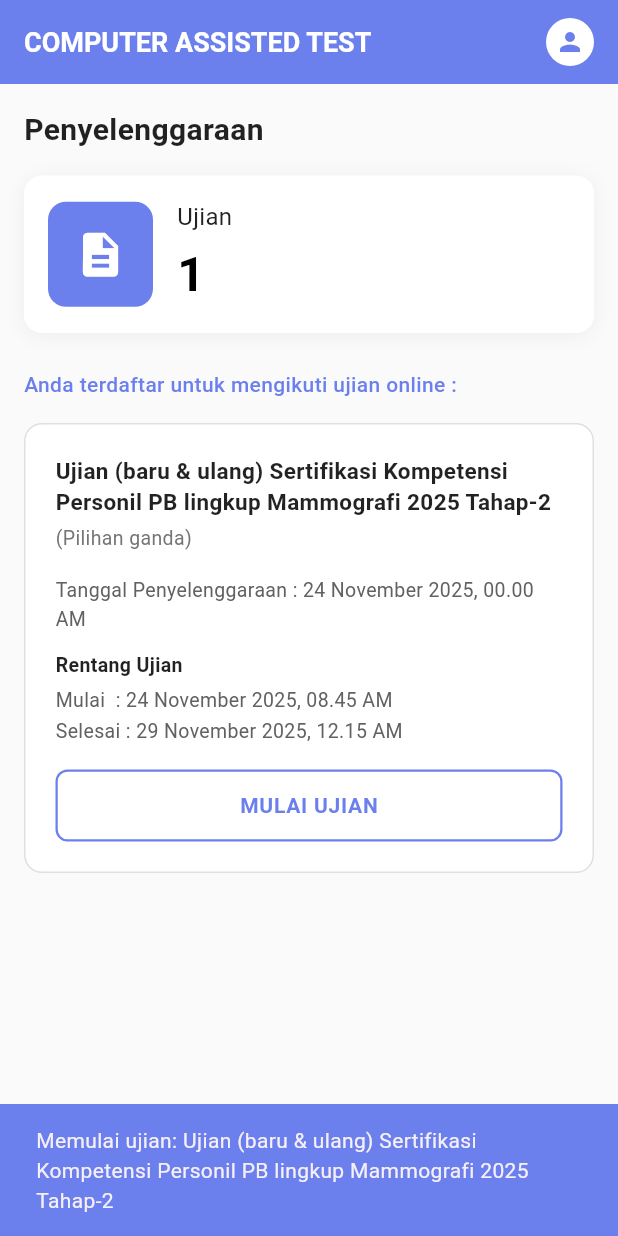
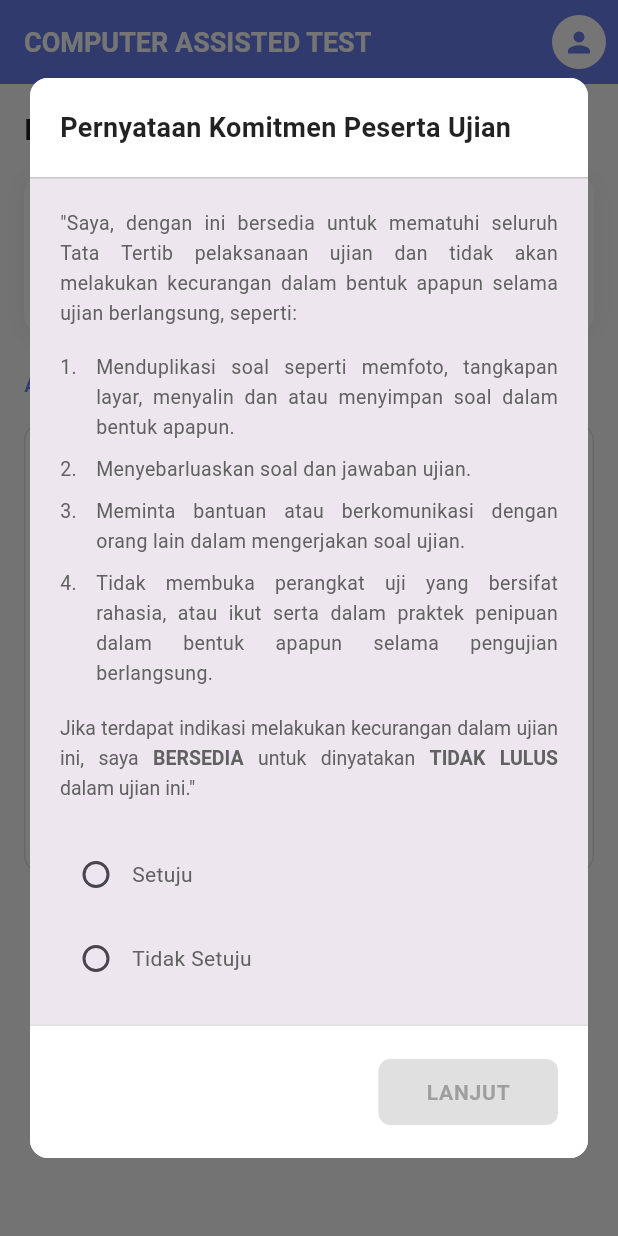
Before and after one commit to vy09/cat_project, a Flutter app: the DashboardScreen screen opened directly, after a tap on "MULAI UJIAN", on a phone screen of 412 x 824 dp. Run offline on Flutter 3.47's test engine with Material 3 defaults, Android fonts, the phone set to English and light mode, and no system bars.

Commit message:
feat: Add profile menu and exam commitment dialog to dashboard

```diff
--- /dev/null
+++ b/lib/Page/Dashboard/Widget/profile_menu_widget.dart
@@ -0,0 +1,76 @@
+import 'package:flutter/material.dart';
+
+class ProfileMenuWidget extends StatelessWidget {
+  final String userName;
+  final VoidCallback onLogout;
+
+  const ProfileMenuWidget({
+    super.key,
+    required this.userName,
+    required this.onLogout,
+  });
+
+  @override
+  Widget build(BuildContext context) {
+    return PopupMenuButton<String>(
+      offset: const Offset(0, 50),
+      shape: RoundedRectangleBorder(borderRadius: BorderRadius.circular(12)),
+      child: const CircleAvatar(
+        backgroundColor: Colors.white,
+        radius: 18,
+        child: Icon(Icons.person, color: Color(0xFF6B7FED), size: 22),
+      ),
+      itemBuilder: (BuildContext context) => [
+        // User Name Header
+        PopupMenuItem<String>(
+          enabled: false,
+          child: Container(
+            padding: const EdgeInsets.symmetric(vertical: 4),
+            child: Row(
+              children: [
+                const CircleAvatar(
+                  backgroundColor: Color(0xFF6B7FED),
+                  radius: 16,
+                  child: Icon(Icons.person, color: Colors.white, size: 18),
+                ),
+                const SizedBox(width: 12),
+                Text(
+                  userName,
+                  style: const TextStyle(
+                    fontSize: 14,
+                    fontWeight: FontWeight.w600,
+                    color: Colors.black87,
+                  ),
+                ),
+              ],
+            ),
+          ),
+        ),
+        const PopupMenuDivider(),
+        // Logout Option
+        PopupMenuItem<String>(
+          value: 'logout',
+          child: Row(
+            children: [
+              const Icon(Icons.logout, color: Colors.red, size: 20),
+              const SizedBox(width: 12),
+              const Text(
+                'Keluar',
+                style: TextStyle(
+                  fontSize: 14,
+                  color: Colors.red,
+                  fontWeight: FontWeight.w500,
+                ),
+              ),
+            ],
+          ),
+        ),
+      ],
+      onSelected: (String value) {
+        if (value == 'logout') {
+          onLogout();
+        }
+      },
+    );
+  }
+}
--- /dev/null
+++ b/lib/Page/Exam/exam_commitment_dialog.dart
@@ -0,0 +1,234 @@
+import 'package:flutter/material.dart';
+
+class ExamCommitmentDialog extends StatefulWidget {
+  final VoidCallback onAccept;
+
+  const ExamCommitmentDialog({super.key, required this.onAccept});
+
+  @override
+  State<ExamCommitmentDialog> createState() => _ExamCommitmentDialogState();
+}
+
+class _ExamCommitmentDialogState extends State<ExamCommitmentDialog> {
+  String? _selectedOption;
+
+  @override
+  Widget build(BuildContext context) {
+    return Dialog(
+      shape: RoundedRectangleBorder(borderRadius: BorderRadius.circular(12)),
+      insetPadding: const EdgeInsets.symmetric(horizontal: 20, vertical: 40),
+      child: Container(
+        width: double.infinity,
+        constraints: const BoxConstraints(maxWidth: 500),
+        child: Column(
+          mainAxisSize: MainAxisSize.min,
+          children: [
+            // Header
+            Container(
+              width: double.infinity,
+              padding: const EdgeInsets.all(20),
+              decoration: const BoxDecoration(
+                color: Colors.white,
+                borderRadius: BorderRadius.only(
+                  topLeft: Radius.circular(12),
+                  topRight: Radius.circular(12),
+                ),
+              ),
+              child: const Text(
+                'Pernyataan Komitmen Peserta Ujian',
+                style: TextStyle(
+                  fontSize: 18,
+                  fontWeight: FontWeight.bold,
+                  color: Colors.black87,
+                ),
+              ),
+            ),
+            const Divider(height: 1, thickness: 1),
+
+            // Content
+            Flexible(
+              child: SingleChildScrollView(
+                padding: const EdgeInsets.all(20),
+                child: Column(
+                  crossAxisAlignment: CrossAxisAlignment.start,
+                  children: [
+                    // Introduction text
+                    Text(
+                      '"Saya, dengan ini bersedia untuk mematuhi seluruh Tata Tertib pelaksanaan ujian dan tidak akan melakukan kecurangan dalam bentuk apapun selama ujian berlangsung, seperti:',
+                      style: TextStyle(
+                        fontSize: 13,
+                        color: Colors.grey[700],
+                        height: 1.5,
+                      ),
+                      textAlign: TextAlign.justify,
+                    ),
+                    const SizedBox(height: 16),
+
+                    // List of rules
+                    _buildRuleItem(
+                      '1.',
+                      'Menduplikasi soal seperti memfoto, tangkapan layar, menyalin dan atau menyimpan soal dalam bentuk apapun.',
+                    ),
+                    const SizedBox(height: 8),
+                    _buildRuleItem(
+                      '2.',
+                      'Menyebarluaskan soal dan jawaban ujian.',
+                    ),
+                    const SizedBox(height: 8),
+                    _buildRuleItem(
+                      '3.',
+                      'Meminta bantuan atau berkomunikasi dengan orang lain dalam mengerjakan soal ujian.',
+                    ),
+                    const SizedBox(height: 8),
+                    _buildRuleItem(
+                      '4.',
+                      'Tidak membuka perangkat uji yang bersifat rahasia, atau ikut serta dalam praktek penipuan dalam bentuk apapun selama pengujian berlangsung.',
+                    ),
+                    const SizedBox(height: 16),
+
+                    // Declaration text
+                    RichText(
+                      textAlign: TextAlign.justify,
+                      text: TextSpan(
+                        style: TextStyle(
+                          fontSize: 13,
+                          color: Colors.grey[700],
+                          height: 1.5,
+                        ),
+                        children: const [
+                          TextSpan(
+                            text:
+                                'Jika terdapat indikasi melakukan kecurangan dalam ujian ini, saya ',
+                          ),
+                          TextSpan(
+                            text: 'BERSEDIA',
+                            style: TextStyle(fontWeight: FontWeight.bold),
+                          ),
+                          TextSpan(text: ' untuk dinyatakan '),
+                          TextSpan(
+                            text: 'TIDAK LULUS',
+                            style: TextStyle(fontWeight: FontWeight.bold),
+                          ),
+                          TextSpan(text: ' dalam ujian ini."'),
+                        ],
+                      ),
+                    ),
+                    const SizedBox(height: 24),
+
+                    // Radio buttons
+                    _buildRadioOption('Setuju', 'agree'),
+                    const SizedBox(height: 8),
+                    _buildRadioOption('Tidak Setuju', 'disagree'),
+                  ],
+                ),
+              ),
+            ),
+
+            // Footer with button
+            Container(
+              width: double.infinity,
+              padding: const EdgeInsets.all(20),
+              decoration: BoxDecoration(
+                color: Colors.white,
+                border: Border(top: BorderSide(color: Colors.grey[300]!)),
+                borderRadius: const BorderRadius.only(
+                  bottomLeft: Radius.circular(12),
+                  bottomRight: Radius.circular(12),
+                ),
+              ),
+              child: Align(
+                alignment: Alignment.centerRight,
+                child: ElevatedButton(
+                  onPressed: _selectedOption == 'agree'
+                      ? () {
+                          Navigator.of(context).pop();
+                          widget.onAccept();
+                        }
+                      : null,
+                  style: ElevatedButton.styleFrom(
+                    backgroundColor: const Color(0xFF6B7FED),
+                    disabledBackgroundColor: Colors.grey[300],
+                    padding: const EdgeInsets.symmetric(
+                      horizontal: 32,
+                      vertical: 12,
+                    ),
+                    shape: RoundedRectangleBorder(
+                      borderRadius: BorderRadius.circular(8),
+                    ),
+                    elevation: 0,
+                  ),
+                  child: Text(
+                    'LANJUT',
+                    style: TextStyle(
+                      fontSize: 14,
+                      fontWeight: FontWeight.bold,
+                      color: _selectedOption == 'agree'
+                          ? Colors.white
+                          : Colors.grey[500],
+                      letterSpacing: 0.5,
+                    ),
+                  ),
+                ),
+              ),
+            ),
+          ],
+        ),
+      ),
+    );
+  }
+
+  Widget _buildRuleItem(String number, String text) {
+    return Row(
+      crossAxisAlignment: CrossAxisAlignment.start,
+      children: [
+        SizedBox(
+          width: 24,
+          child: Text(
+            number,
+            style: TextStyle(
+              fontSize: 13,
+              color: Colors.grey[700],
+              height: 1.5,
+            ),
+          ),
+        ),
+        Expanded(
+          child: Text(
+            text,
+            style: TextStyle(
+              fontSize: 13,
+              color: Colors.grey[700],
+              height: 1.5,
+            ),
+            textAlign: TextAlign.justify,
+          ),
+        ),
+      ],
+    );
+  }
+
+  Widget _buildRadioOption(String label, String value) {
+    return InkWell(
+      onTap: () {
+        setState(() {
+          _selectedOption = value;
+        });
+      },
+      child: Row(
+        children: [
+          Radio<String>(
+            value: value,
+            groupValue: _selectedOption,
+            onChanged: (String? newValue) {
+              setState(() {
+                _selectedOption = newValue;
+              });
+            },
+            activeColor: const Color(0xFF6B7FED),
+          ),
+          Text(label, style: TextStyle(fontSize: 14, color: Colors.grey[700])),
+        ],
+      ),
+    );
+  }
+}
```
Also changed, not shown: lib/Page/Dashboard/dashboard_screen.dart (+80 -9 lines).
